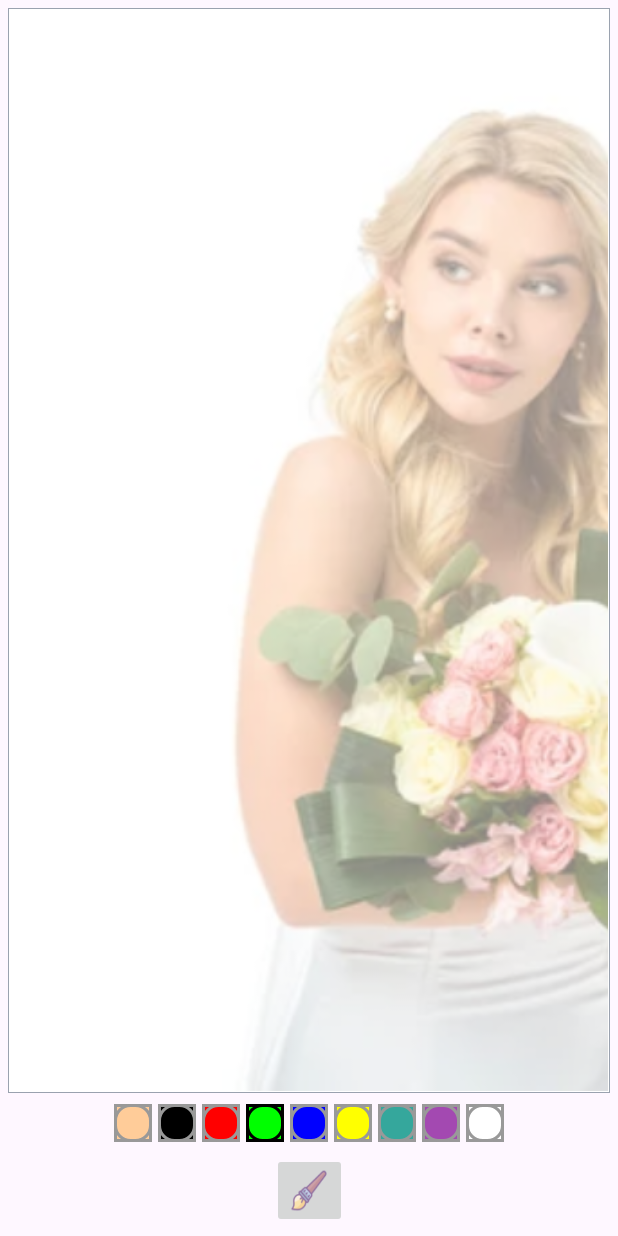
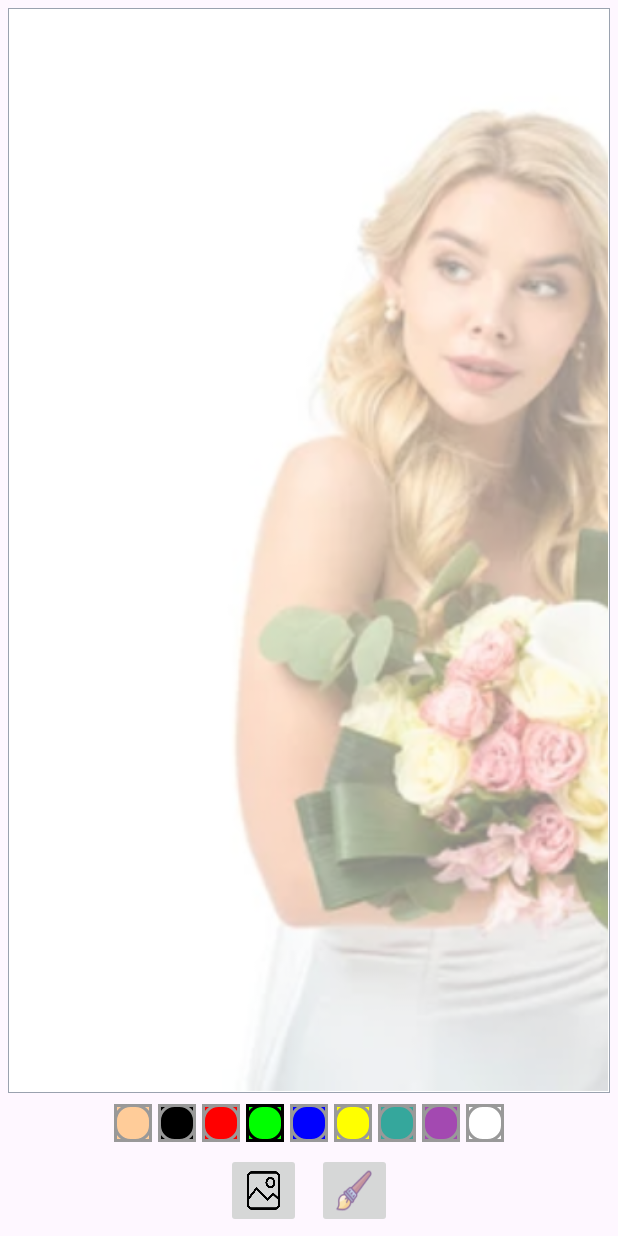
Before and after one commit to its-aky/Drawing_App, an Android app: the screen it shows after launch (MainActivity), on a phone screen of 412 x 824 dp. Run offline under Robolectric (Android 15) with nearby library versions, the phone set to English and light mode, and no system bars.

Commit message:
Adding gallery image to the UI

```diff
--- a/app/src/main/res/layout/activity_main.xml
+++ b/app/src/main/res/layout/activity_main.xml
@@ -52,7 +52,7 @@
         android:layout_width="wrap_content"
         android:layout_height="wrap_content"
         android:orientation="horizontal"
-        app:layout_constraintBottom_toTopOf="@id/ib_brush"
+        app:layout_constraintBottom_toTopOf="@id/ll_action_buttons"
         app:layout_constraintEnd_toEndOf="parent"
         app:layout_constraintStart_toStartOf="parent"
         app:layout_constraintTop_toBottomOf="@id/fl_drawing_view_container"
@@ -159,7 +159,27 @@
 
 
 
+    <LinearLayout
+        android:id="@+id/ll_action_buttons"
+        android:layout_width="match_parent"
+        android:layout_height="wrap_content"
+        android:orientation="horizontal"
+        android:gravity="center"
+        app:layout_constraintTop_toBottomOf="@id/ll_paint_colors"
+        app:layout_constraintBottom_toBottomOf="parent"
+        app:layout_constraintEnd_toEndOf="parent"
+        app:layout_constraintStart_toStartOf="parent"
+        >
 
+        <ImageButton
+            android:id="@+id/ib_gallery"
+            android:layout_width="50dp"
+            android:layout_height="50dp"
+            android:layout_margin="5dp"
+            android:scaleType="fitXY"
+            android:src="@drawable/ic_gallery"
+
+            />
 
         <ImageButton
             android:id="@+id/ib_brush"
@@ -168,11 +188,12 @@
             android:layout_margin="5dp"
             android:scaleType="fitXY"
             android:src="@drawable/ic_brush"
-        app:layout_constraintTop_toBottomOf="@id/ll_paint_colors"
-        app:layout_constraintBottom_toBottomOf="parent"
-        app:layout_constraintEnd_toEndOf="parent"
-        app:layout_constraintStart_toStartOf="parent"
             />
+
+
+    </LinearLayout>
+
+
 
 
 
```
Also changed, not shown: app/src/main/res/drawable/ic_gallery.png (added). Lines whose indentation alone changed are shown as unchanged.
